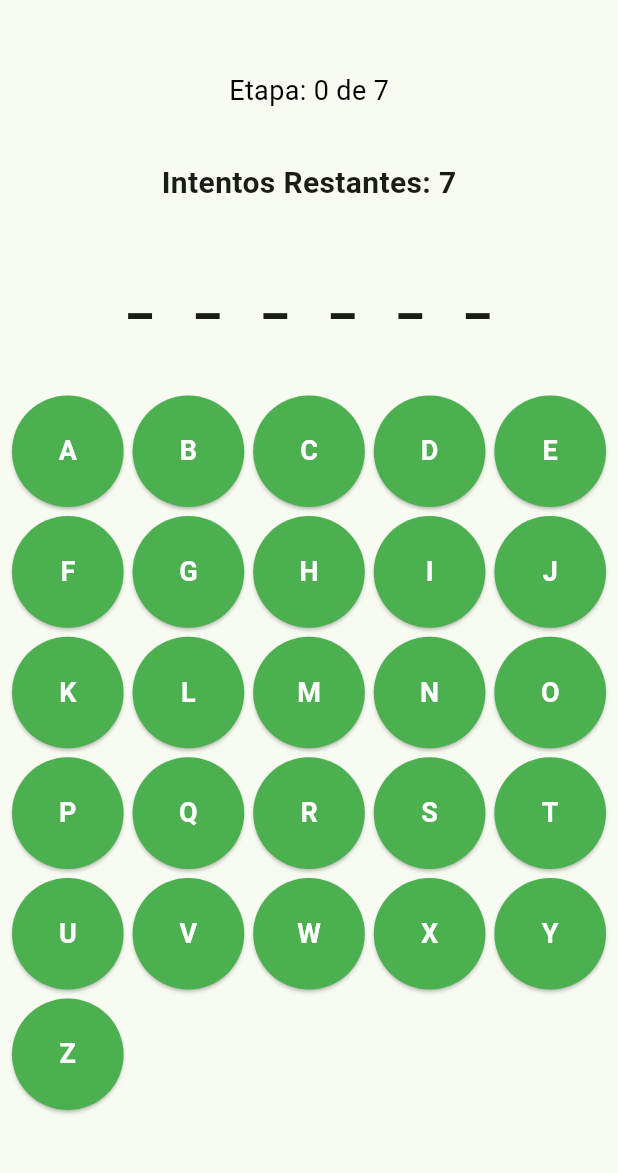
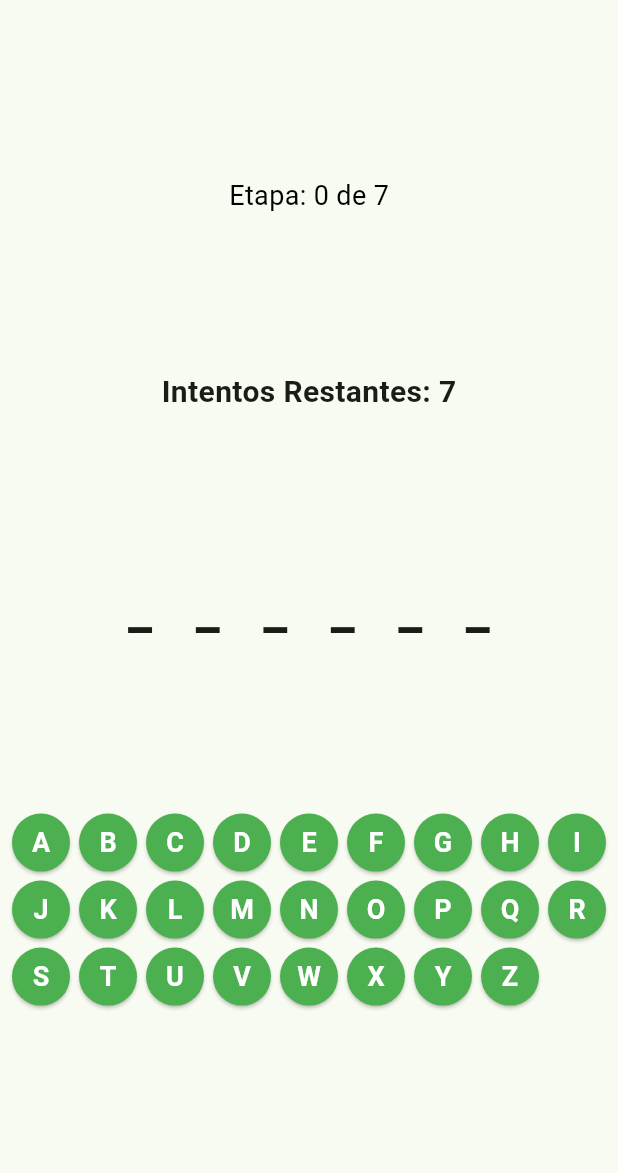
Before and after one commit to SARCOVXD/AhorcadoSistemasDeInfo2, a Flutter app: the screen it shows after launch, on a phone screen of 412 x 824 dp, the part 63-1236 px from its top. Run offline on Flutter 3.47's test engine with Material 3 defaults, Android fonts, the phone set to English and light mode, and no system bars; our stand-ins replace shared_preferences.

Commit message:
Cambio al teclado

```diff
--- a/lib/screen/interfaz_de_juego.dart
+++ b/lib/screen/interfaz_de_juego.dart
@@ -109,7 +109,7 @@ class _EstadoPantallaAhorcado extends State<PantallaAhorcado> {
                 shrinkWrap: true,
                 physics: const NeverScrollableScrollPhysics(), // Evita scroll innecesario
                 gridDelegate: const SliverGridDelegateWithFixedCrossAxisCount(
-                  crossAxisCount: 5,
+                  crossAxisCount: 9,
                   mainAxisSpacing: 6,
                   crossAxisSpacing: 6,
                   childAspectRatio: 1.0,
```
